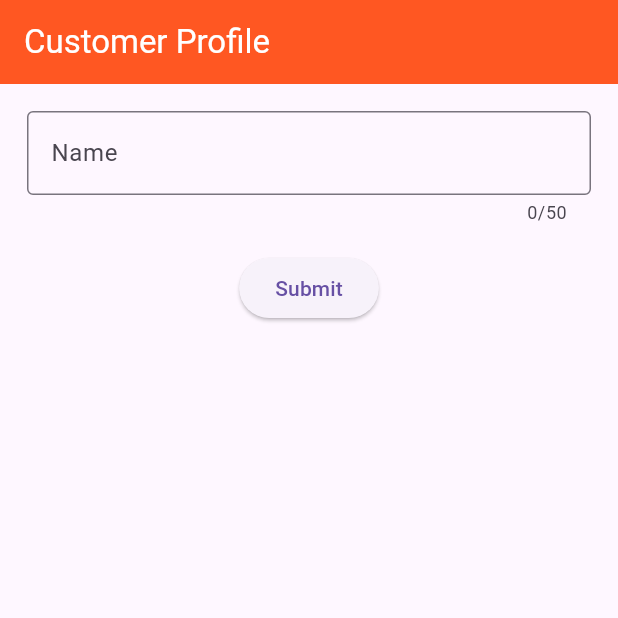
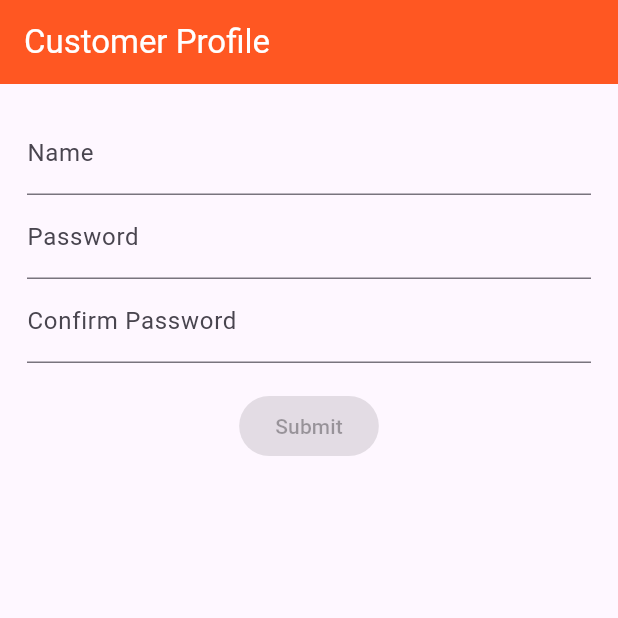
Before and after one commit to Dhannesh/app_form, a Flutter app: the screen it shows after launch, on a phone screen of 412 x 824 dp, the top half of it. Run offline on Flutter 3.47's test engine with Material 3 defaults, Android fonts, the phone set to English and light mode, and no system bars.

Commit message:
three form field with submit button

```diff
--- a/lib/FormsAndFieldStore.dart
+++ b/lib/FormsAndFieldStore.dart
@@ -31,6 +31,18 @@ class CustomProfileForm extends StatefulWidget {
 
 class _CustomProfileFormState extends State<CustomProfileForm> {
   final _customerProfileFormKey = GlobalKey<FormState>();
+  bool match = false;
+  String password = "";
+  String confirmPassword = "";
+  String userName = "";
+
+  void checkPassword() {
+    setState(() {
+      match = password.isNotEmpty &&
+          confirmPassword.isNotEmpty &&
+          password == confirmPassword;
+    });
+  }
 
   @override
   Widget build(BuildContext context) {
@@ -40,25 +52,60 @@ class _CustomProfileFormState extends State<CustomProfileForm> {
           padding: EdgeInsets.all(18.0),
           child: Form(
             key: _customerProfileFormKey,
-            child: TextFormField(
+            child: Column(
+              children: [
+                TextFormField(
                   decoration: InputDecoration(
-                border:OutlineInputBorder(),
-                labelText: "Name",
-                hintText: "Enter your name"
+                      labelText: "Name", hintText: "Enter your name"),
+                  keyboardType: TextInputType.text,
+                  onSaved: (value) {
+                    userName = value!;
+                    debugPrint("User name: $userName");
+                  },
                 ),
+                TextFormField(
+                  obscureText: true,
+                  decoration: InputDecoration(
+                      labelText: "Password", hintText: "Enter your password"),
                   keyboardType: TextInputType.text,
-              maxLength: 50,
-              onSaved: (value){
+                  onChanged: (value) {
                     setState(() {
-                  debugPrint("Customer name : $value");
+                      password = value;
                     });
                   },
+                  onSaved: (value) {
+                    password = value!;
+                    debugPrint("Password: $password");
+                  },
+                ),
+                TextFormField(
+                  obscureText: true,
+                  decoration: InputDecoration(
+                      labelText: "Confirm Password",
+                      hintText: "Enter confirm password"),
+                  keyboardType: TextInputType.text,
+                  onChanged: (value){
+                    setState(() {
+                      confirmPassword = value;
+                      checkPassword();
+                    });
+                  },
+                  onSaved: (value) {
+                    debugPrint("Confirm Password: $confirmPassword");
+                    debugPrint("password matched: $match");
+                  },
+                ),
+              ],
             ),
           ),
         ),
-        ElevatedButton(onPressed: (){
+        ElevatedButton(
+            onPressed: match
+                ? () {
                     _customerProfileFormKey.currentState?.save();
-        }, child: const Text("Submit"))
+                  }
+                : null,
+            child: const Text("Submit"))
       ],
     );
   }
```
Also changed, not shown: 1 other file. Lines whose indentation alone changed are shown as unchanged.
